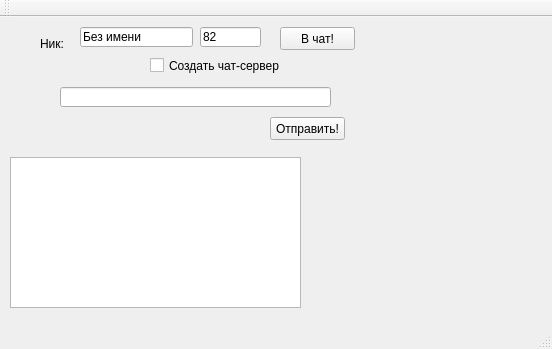
Above: lesson_7/QtNetwork/mainwindow.ui from Chuvi-w/cpp before the change. Below: the same form after it.
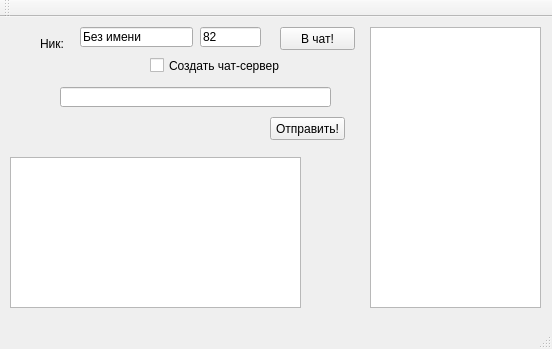
That is the form after the change.

Commit message: Исправленная версия Чата

The edit to the form file:
```diff
--- a/lesson_7/QtNetwork/mainwindow.ui
+++ b/lesson_7/QtNetwork/mainwindow.ui
@@ -112,6 +112,16 @@
      <string>Создать чат-сервер</string>
     </property>
    </widget>
+   <widget class="QListView" name="listView">
+    <property name="geometry">
+     <rect>
+      <x>370</x>
+      <y>10</y>
+      <width>171</width>
+      <height>281</height>
+     </rect>
+    </property>
+   </widget>
   </widget>
   <widget class="QMenuBar" name="menuBar">
    <property name="geometry">
```
The commit also changes 2 other files.
